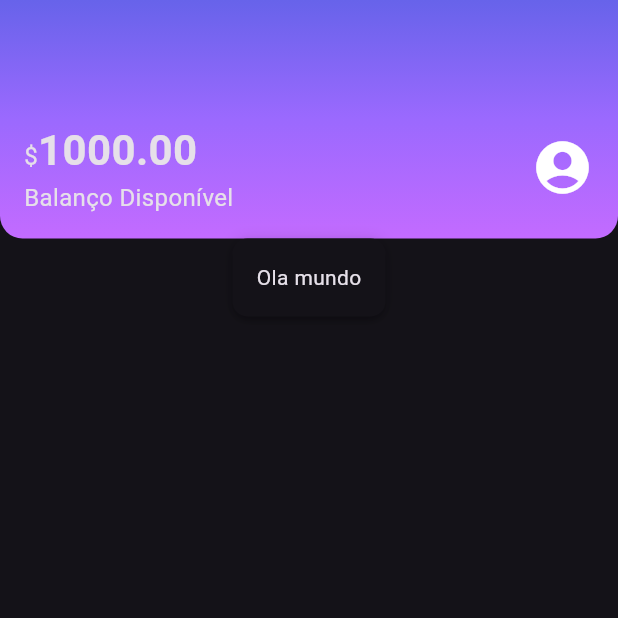
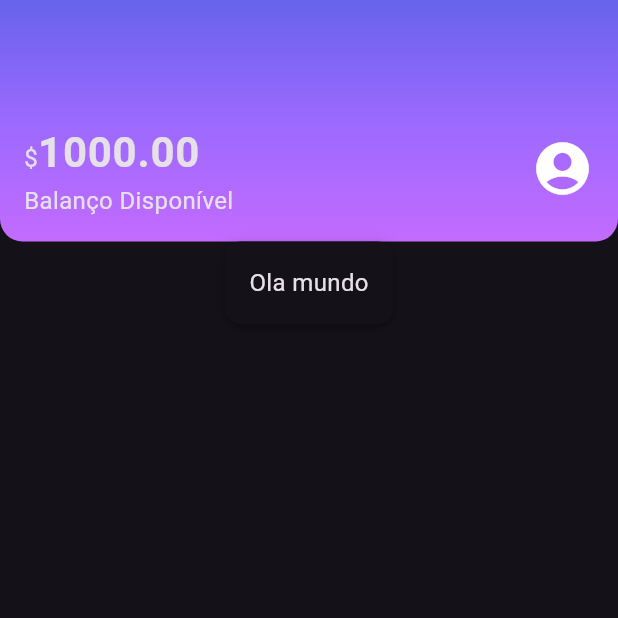
Before and after one commit to Mateuxx/NewBank_Layout, a Flutter app: the screen it shows after launch, on a phone screen of 412 x 824 dp, the top half of it. Run offline on Flutter 3.47's test engine with Material 3 defaults, Android fonts, the phone set to English and light mode, and no system bars.

Commit message:
Estilizando o header e os componentes de Texto segundo o material design

```diff
--- a/lib/components/sections/header.dart
+++ b/lib/components/sections/header.dart
@@ -15,7 +15,7 @@ class Header extends StatelessWidget {
         ),
         borderRadius: BorderRadius.vertical(bottom: Radius.circular(15))
       ),
-      child: const Padding(
+      child:  Padding(
         padding: EdgeInsets.fromLTRB(16.0, 80.0, 16.0, 16.0),
         child: Row(
           mainAxisAlignment: MainAxisAlignment.spaceBetween,
@@ -33,13 +33,12 @@ class Header extends StatelessWidget {
                 Text.rich(
                   TextSpan(
                     text: '\$',
-                    style: TextStyle(fontSize: 16),
                     children: <TextSpan>[
                       TextSpan(
                         text: '1000.00',
-                        style: TextStyle(
-                            fontSize: 28, fontWeight: FontWeight.bold),
-                      ),
+                        // para pegar do textLarge em textTheme por padrão
+                        //   ele usa os valores referentes ao bodyMedium
+                        style: Theme.of(context).textTheme.bodyLarge),
                     ],
                   ),
                 ),
--- a/lib/themes/my_theme.dart
+++ b/lib/themes/my_theme.dart
@@ -1,11 +1,18 @@
 import 'package:flutter/material.dart';
-import 'package:new_bank/themes/theme_colors.dart';
 import 'package:new_bank/themes/theme_colors.dart';
 
 ThemeData MyTheme = ThemeData(
-  primarySwatch:ThemeColors.primaryColor,
+  primarySwatch: ThemeColors.primaryColor,
   primaryColor: ThemeColors.primaryColor,
   brightness: Brightness.dark,
-
-  textTheme: TextTheme()
+  textTheme: const TextTheme(
+    ///por padrão os textos em flutter ja usam o bodyMedium
+    bodyMedium: TextStyle(
+      fontSize: 16,
+    ),
+    bodyLarge: TextStyle(
+      fontSize: 28,
+      fontWeight: FontWeight.bold,
+    ),
+  ),
 );
```
